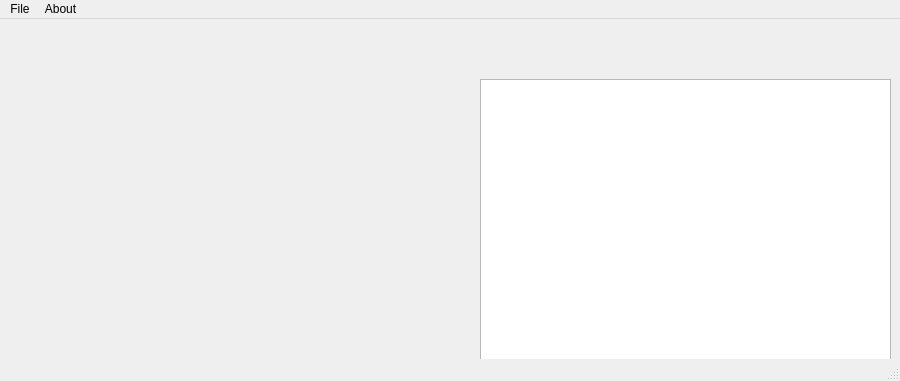
Above: UI/MainWindow.ui from hikaruAi/JPhotoSafeLight before the change. Below: the same form after it.
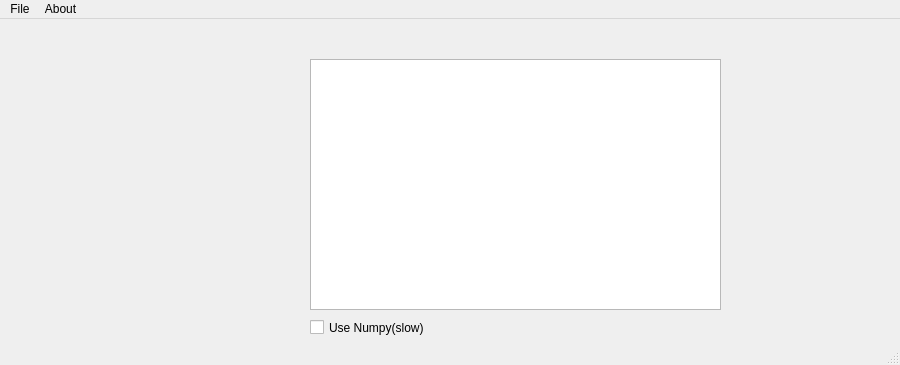
That is the form after the change. Icons and pictures are not drawn.

Patch:
```diff
--- a/UI/MainWindow.ui
+++ b/UI/MainWindow.ui
@@ -7,7 +7,7 @@
     <x>0</x>
     <y>0</y>
     <width>900</width>
-    <height>381</height>
+    <height>365</height>
    </rect>
   </property>
   <property name="sizePolicy">
@@ -41,8 +41,8 @@
      <rect>
       <x>10</x>
       <y>10</y>
-      <width>431</width>
-      <height>331</height>
+      <width>291</width>
+      <height>291</height>
      </rect>
     </property>
     <property name="text">
@@ -58,13 +58,29 @@
    <widget class="QTextEdit" name="comandText">
     <property name="geometry">
      <rect>
-      <x>480</x>
-      <y>60</y>
+      <x>310</x>
+      <y>40</y>
       <width>411</width>
-      <height>281</height>
+      <height>251</height>
      </rect>
     </property>
    </widget>
+   <widget class="QCheckBox" name="useNumpy">
+    <property name="geometry">
+     <rect>
+      <x>310</x>
+      <y>300</y>
+      <width>121</width>
+      <height>17</height>
+     </rect>
+    </property>
+    <property name="text">
+     <string>Use Numpy(slow)</string>
+    </property>
+    <property name="checked">
+     <bool>false</bool>
+    </property>
+   </widget>
   </widget>
   <widget class="QMenuBar" name="menubar">
    <property name="geometry">
```
